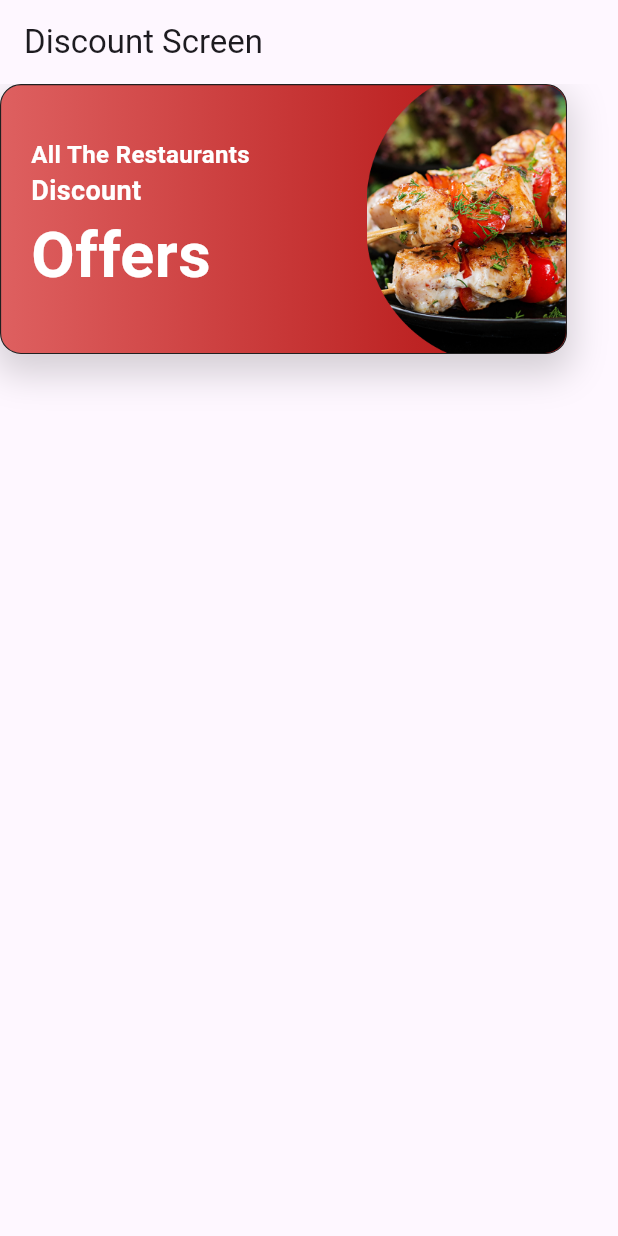
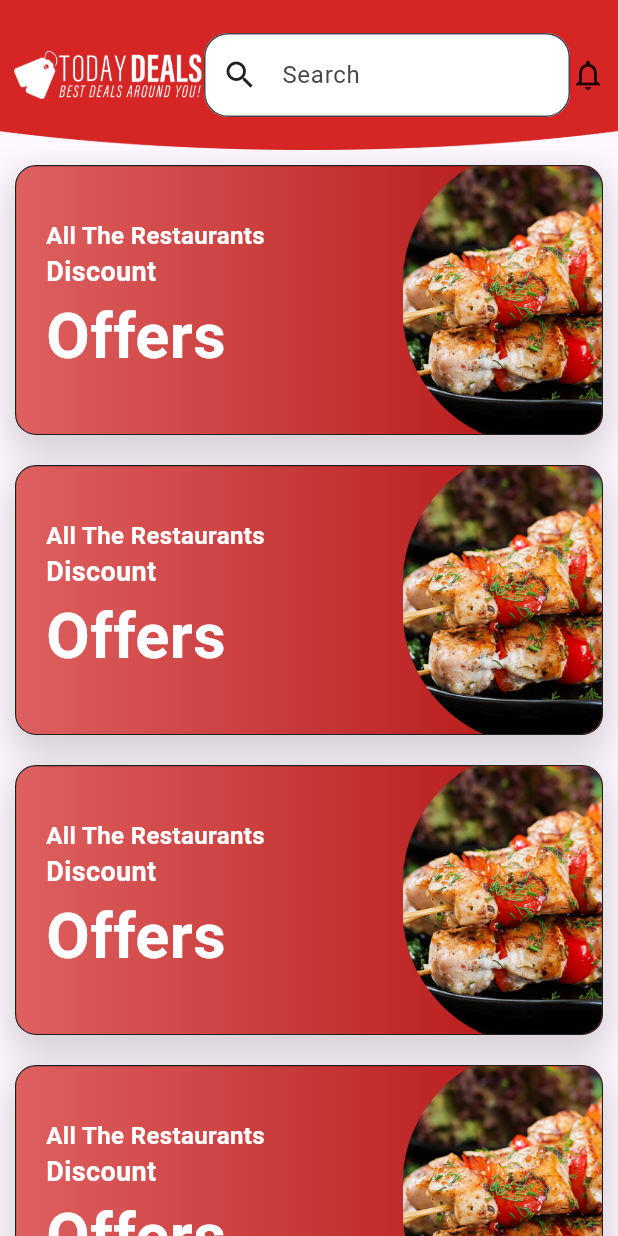
Before and after one commit to Engr-Umair-Bahadar/app1, a Flutter app: the DiscountScreen screen opened directly, on a phone screen of 412 x 824 dp. Run offline on Flutter 3.47's test engine with Material 3 defaults, Android fonts, the phone set to English and light mode, and no system bars.

Commit message:
naviation app bar

```diff
--- a/lib/ui/home_screen.dart
+++ b/lib/ui/home_screen.dart
@@ -4,6 +4,8 @@ import 'package:myapp/core/costant/colors.dart';
 import 'package:myapp/core/costant/text_style.dart';
 
 class HomeScreen extends StatelessWidget {
+  const HomeScreen({super.key});
+
   @override
   Widget build(BuildContext context) {
     return Scaffold(
--- a/lib/ui/screens/discount_screen.dart
+++ b/lib/ui/screens/discount_screen.dart
@@ -11,8 +11,60 @@ class DiscountScreen extends StatelessWidget {
   @override
   Widget build(BuildContext context) {
     return Scaffold(
-      appBar: AppBar(title: Text("Discount Screen")),
-      body: Column(children: [DiscountCard()]),
+      body: Column(
+        children: [
+          Stack(
+            alignment: Alignment.center,
+            children: [
+              Image.asset(
+                "$staticAssets/ellipse.png",
+                fit: BoxFit.fill,
+                height: 100,
+                width: double.infinity,
+              ),
+
+              Padding(
+                padding: const EdgeInsets.all(8.0),
+                child: Row(
+                  children: [
+                    Image.asset("$staticAssets/app_logo.png", scale: 9.5),
+                    Expanded(
+                      child: TextFormField(
+                        decoration: InputDecoration(
+                          hintText: "Search",
+                          fillColor: whiteColor,
+                          prefixIcon: Icon(Icons.search, color: blackColor),
+                          filled: true,
+                          border: OutlineInputBorder(
+                            borderRadius: BorderRadius.circular(16),
+                            borderSide: BorderSide(width: 1, color: whiteColor),
+                          ),
+                        ),
+                      ),
+                    ),
+                    Icon(Icons.notifications_none),
+                  ],
+                ),
+              ),
+            ],
+          ),
+          Expanded(
+            child: ListView.builder(
+              shrinkWrap: true,
+              itemCount: 8,
+              itemBuilder: (BuildContext context, int index) {
+                return Padding(
+                  padding: const EdgeInsets.symmetric(
+                    horizontal: 10,
+                    vertical: 10,
+                  ),
+                  child: DiscountCard(),
+                );
+              },
+            ),
+          ),
+        ],
+      ),
     );
   }
 }
--- a/lib/ui/screens/practice_screen.dart
+++ b/lib/ui/screens/practice_screen.dart
@@ -3,6 +3,8 @@ import 'package:myapp/core/costant/colors.dart';
 import 'package:myapp/core/costant/strings.dart';
 
 class PracticeScreen extends StatelessWidget {
+  const PracticeScreen({super.key});
+
   @override
   Widget build(BuildContext context) {
     return Scaffold(
--- a/lib/ui/screens/splash_screen.dart
+++ b/lib/ui/screens/splash_screen.dart
@@ -2,7 +2,6 @@ import 'package:flutter/material.dart';
 import 'package:myapp/core/costant/colors.dart';
 import 'package:myapp/core/costant/strings.dart';
 import 'package:myapp/ui/screens/auth/login_screen.dart';
-import 'package:myapp/ui/screens/auth/signup_screen.dart';
 
 class SplashScreen extends StatefulWidget {
   const SplashScreen({super.key});
```
Also changed, not shown: lib/main.dart (+3 -4 lines), lib/ui/screens/auth/category_screen.dart (added, +85 -0 lines), lib/ui/screens/auth/root_screen.dart (added, +37 -0 lines), assets/static_assets/ellipse.png (added), assets/static_assets/pic.png (added), assets/static_assets/sardar.png (added), 1 other file.
